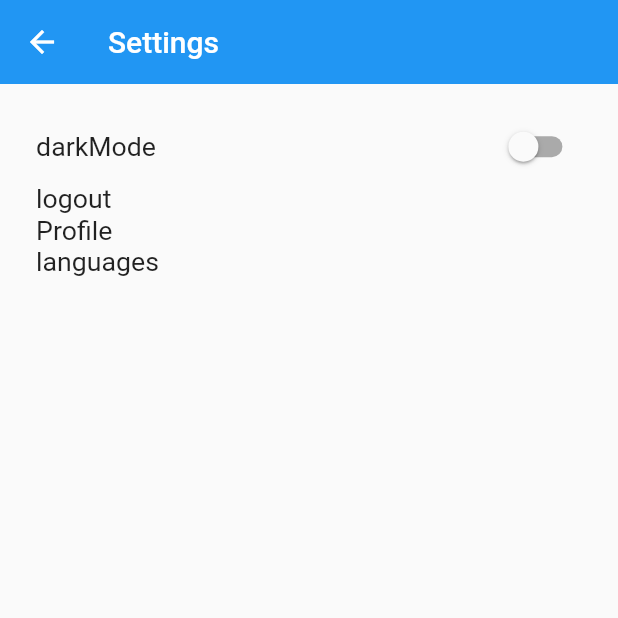
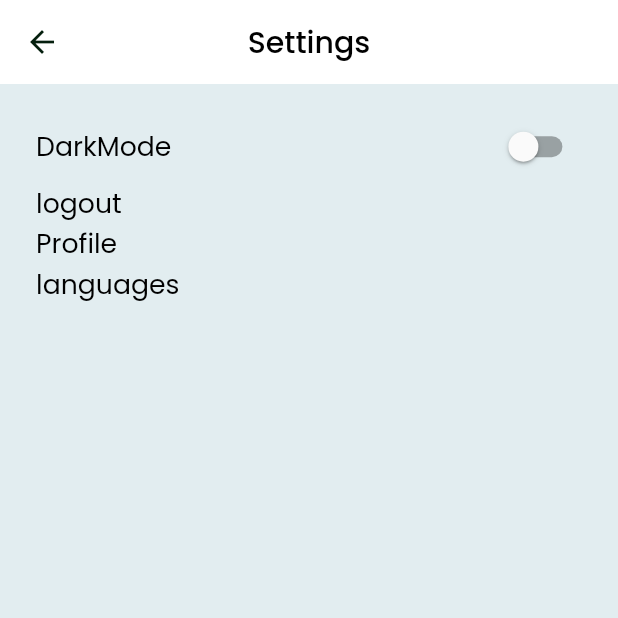
Before and after one commit to alifsoftdev/Shelter, a Flutter app: the Settings screen opened by its route, on a phone screen of 412 x 824 dp, the top half of it. Run offline on Flutter 3.47's test engine with Material 2 defaults, Android fonts, the phone set to English and light mode, and no system bars; our stand-ins replace better_player, carousel_slider, cloud_firestore, dots_indicator, firebase_auth, firebase_core and 10 more; missing offline and left inert: syncfusion_flutter_pdfviewer; accounts and stored records are empty; project files that could hold a hidden picture were left out.

Commit message:
first commit

```diff
--- a/lib/UI/theme/theme.dart
+++ b/lib/UI/theme/theme.dart
@@ -5,47 +5,37 @@ import '../../const/AppColor.dart';
 class AppTheme {
   ThemeData lightTheme(context) => ThemeData(
         brightness: Brightness.light,
-        colorScheme: const ColorScheme.light(),
-        primarySwatch: Colors.blue,
         textTheme: GoogleFonts.poppinsTextTheme(
-          Theme.of(context).textTheme.apply(),
+          Theme.of(context).textTheme.apply(
+                bodyColor: Colors.black,
+                displayColor: Colors.black,
+                decorationColor: Colors.black,
+              ),
         ),
         appBarTheme: AppBarTheme(
             color: AppColor.white,
             elevation: 0,
             centerTitle: true,
-          titleTextStyle: TextStyle(
-            color: AppColor.black,
-            fontSize: 20,
-          ),
-          actionsIconTheme: IconThemeData(
-            color: AppColor.black,
-          ),
-        ),
+            iconTheme: IconThemeData(color: AppColor.black)),
         hintColor: AppColor.black,
         scaffoldBackgroundColor: AppColor.background,
       );
 
   ThemeData darkTheme(context) => ThemeData(
         brightness: Brightness.dark,
-        colorScheme: const ColorScheme.dark(),
-        primarySwatch: Colors.amber,
         textTheme: GoogleFonts.actorTextTheme(
-          Theme.of(context).textTheme.apply(),
+          Theme.of(context).textTheme.apply(
+                bodyColor: Colors.white,
+                displayColor: Colors.white,
+                decorationColor: Colors.white,
+              ),
         ),
         appBarTheme: AppBarTheme(
             color: AppColor.black,
             elevation: 0,
             centerTitle: true,
-          titleTextStyle: TextStyle(
-            color: AppColor.white,
-            fontSize: 20,
-          ),
-          actionsIconTheme: IconThemeData(
-            color: AppColor.white,
-          ),
-        ),
-        hintColor: AppColor.white,
+            iconTheme: IconThemeData(color: AppColor.white)),
+        hintColor: AppColor.black,
         scaffoldBackgroundColor: AppColor.black,
       );
 }
--- a/lib/UI/views/bottomNavController/bottomNavController.dart
+++ b/lib/UI/views/bottomNavController/bottomNavController.dart
@@ -34,7 +34,7 @@ class BottomNavController extends StatelessWidget {
                       },
                       icon: Icon(
                         Icons.menu,
-                        color: Colors.black,
+
                       ),
                     )
                   : IconButton(
@@ -43,13 +43,13 @@ class BottomNavController extends StatelessWidget {
                       },
                       icon: Icon(
                         Icons.close,
-                        color: Colors.black,
+
                       ),
                       iconSize: 20.sp,
                     ),
               title: Text(
                 "Shelter",
-                style: TextStyle(color: Colors.black, fontSize: 30.sp),
+                style: TextStyle( fontSize: 30.sp,color: Get.isDarkMode == false ? Colors.black : Colors.white,),
               ),
             ),
             bottomNavigationBar: BottomNavigationBar(
--- a/lib/UI/views/drower/Settings.dart
+++ b/lib/UI/views/drower/Settings.dart
@@ -17,7 +17,7 @@ class Settings extends StatelessWidget {
     return showDialog(
         context: context,
         builder: (context) => AlertDialog(
-              title: const Text("are u sure to logout?"),
+              title:  Text("are u sure to logout?"),
               content: Row(
                 children: [
                   ElevatedButton(
@@ -29,14 +29,14 @@ class Settings extends StatelessWidget {
                       await box.remove('uid');
                       Get.toNamed(splash);
                     },
-                    child: const Text("Yes"),
+                    child:  Text("Yes"),
                   ),
                   SizedBox(
                     width: 10.w,
                   ),
                   ElevatedButton(
                     onPressed: () => Get.back(),
-                    child: const Text("No"),
+                    child:  Text("No"),
                   ),
                 ],
               ),
@@ -77,8 +77,7 @@ class Settings extends StatelessWidget {
   Widget build(BuildContext context) {
     return Scaffold(
       appBar: AppBar(
-        elevation: 0,
-        title: const Text("Settings"),
+        title:  Text("Settings",style: TextStyle(color: Get.isDarkMode == false ? Colors.black : Colors.white,),),
       ),
       body: Padding(
         padding: EdgeInsets.only(left: 25.w, right: 25.w, top: 20.h),
@@ -89,7 +88,7 @@ class Settings extends StatelessWidget {
               mainAxisAlignment: MainAxisAlignment.spaceBetween,
               children: [
                 Text(
-                  "darkMode".tr,
+                  "DarkMode".tr,
                   style:
                       TextStyle(fontSize: 20.sp, fontWeight: FontWeight.w400),
                 ),
@@ -118,13 +117,7 @@ class Settings extends StatelessWidget {
               "languages".tr,
               () => changeLanguage(context),
             ),
-            // Container(
-            //   height: 100,
-            //   width: 300,
-            //   decoration: BoxDecoration(
-            //     color: Get.isDarkMode == false ? Colors.amber : Colors.blue,
-            //   ),
-            // ),
+
           ],
         ),
       ),
--- a/lib/UI/widget/navCategorye.dart
+++ b/lib/UI/widget/navCategorye.dart
@@ -1,6 +1,7 @@
 import 'package:flutter/material.dart';
 import 'package:flutter_screenutil/flutter_screenutil.dart';
-import 'package:shelter/const/AppColor.dart';
+import 'package:get/get.dart';
+
 
 Widget navHomeCategories(String categoryName, onClick) {
   return Padding(
@@ -16,7 +17,7 @@ Widget navHomeCategories(String categoryName, onClick) {
           onTap: onClick,
           child: Text(
             "See All",
-            style: TextStyle(fontSize: 14.sp, fontWeight: FontWeight.w600,color:AppColor.green),
+            style: TextStyle(fontSize: 14.sp, fontWeight: FontWeight.w600,color: Get.isDarkMode == false ? Colors.green : Colors.blue,),
           ),
         ),
       ],
--- a/lib/UI/widget/textField.dart
+++ b/lib/UI/widget/textField.dart
@@ -1,5 +1,6 @@
 import 'package:flutter/material.dart';
 import 'package:flutter_screenutil/flutter_screenutil.dart';
+import 'package:get/get.dart';
 import '../../const/AppColor.dart';
 
 Widget customTextFormField(controller, String hintText, keyboardType) {
@@ -7,6 +8,7 @@ Widget customTextFormField(controller, String hintText, keyboardType) {
       controller: controller,
       keyboardType: keyboardType,
       decoration: InputDecoration(
+
           hintText: hintText,
           hintStyle: TextStyle(
               fontSize: 15.sp,
@@ -50,7 +52,7 @@ Widget customTextField(title, controller, {maxline}) {
       ),
       Container(
         decoration: BoxDecoration(
-          color: AppColor.white,
+         color: Get.isDarkMode == false ? Colors.grey : Colors.white,
           borderRadius: BorderRadius.all(
             Radius.circular(7.r),
           ),
--- a/lib/main.dart
+++ b/lib/main.dart
@@ -4,6 +4,7 @@ import 'package:flutter_screenutil/flutter_screenutil.dart';
 import 'package:get/get.dart';
 import 'package:get_storage/get_storage.dart';
 import 'UI/route/route.dart';
+import 'UI/theme/theme.dart';
 
 void main() async {
   WidgetsFlutterBinding.ensureInitialized();
@@ -55,6 +56,7 @@ class MyApp extends StatelessWidget {
         builder: (context, child) {
           return GetMaterialApp(
             debugShowCheckedModeBanner: false,
+            theme: Get.isDarkMode == false ?AppTheme().lightTheme(context):AppTheme().darkTheme(context),
             initialRoute:splash,
             getPages: getpages,
           );
```
Also changed, not shown: lib/UI/views/bottomNavController/pages/nav_Home.dart (+6 -6 lines), lib/UI/widget/AppButton.dart (+4 -4 lines). Lines whose indentation alone changed are shown as unchanged.
